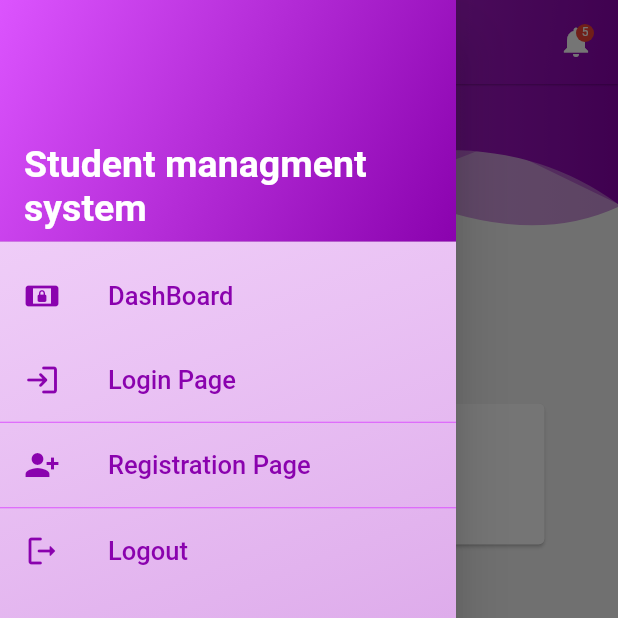
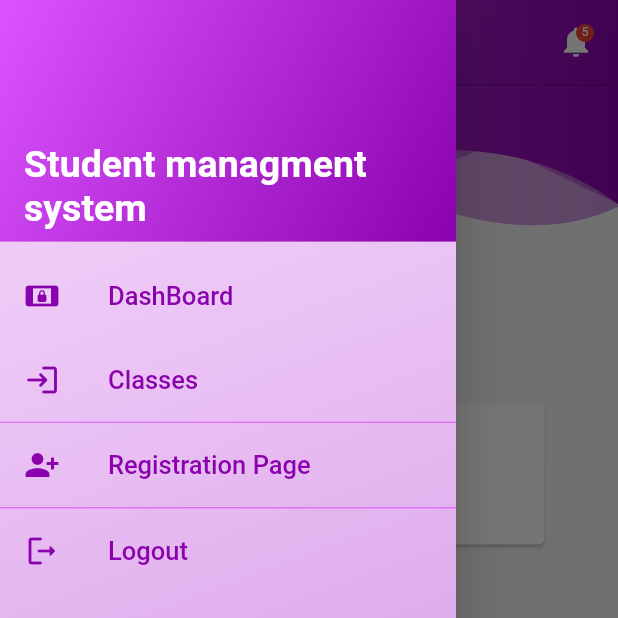
Before and after one commit to NipunaNiranjan/B19--Devmates--QuestionnairePlatform-MobileApp, a Flutter app: the ProfilePage screen opened directly, with the side drawer open, on a phone screen of 412 x 824 dp, the top half of it. Run offline on Flutter 3.47's test engine with Material 2 defaults, Android fonts, the phone set to English and light mode, and no system bars; our stand-ins replace dio, font_awesome_flutter, hexcolor.

Commit message:
change side bar name

```diff
--- a/lib/pages/profile_page.dart
+++ b/lib/pages/profile_page.dart
@@ -136,7 +136,7 @@ class _ProfilePageState extends State<ProfilePage> {
                     size: _drawerIconSize,
                     color: Theme.of(context).accentColor),
                 title: Text(
-                  'Login Page',
+                  'Classes',
                   style: TextStyle(
                       fontSize: _drawerFontSize,
                       color: Theme.of(context).accentColor),
```
